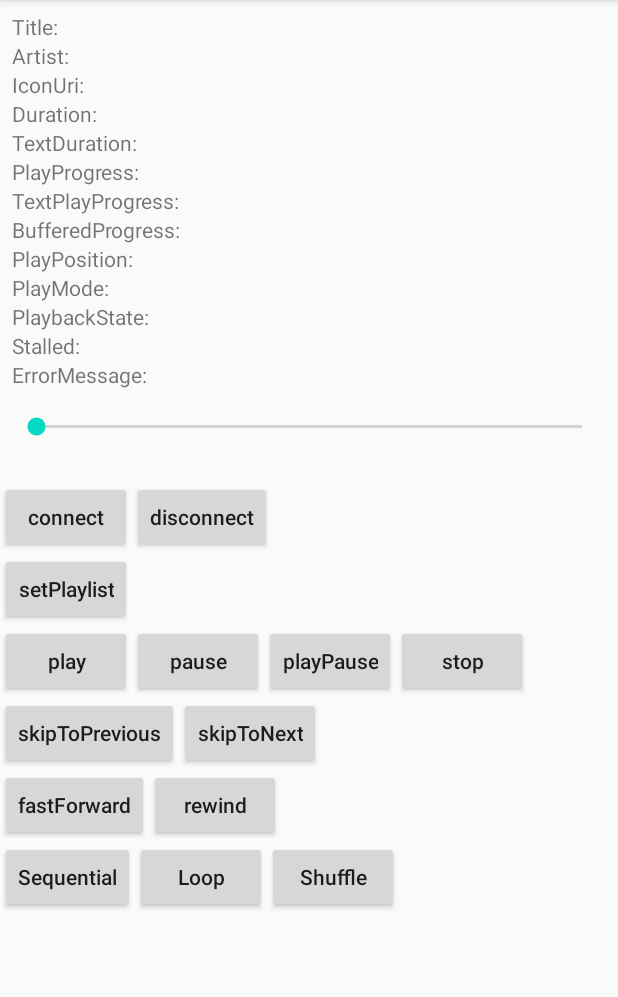
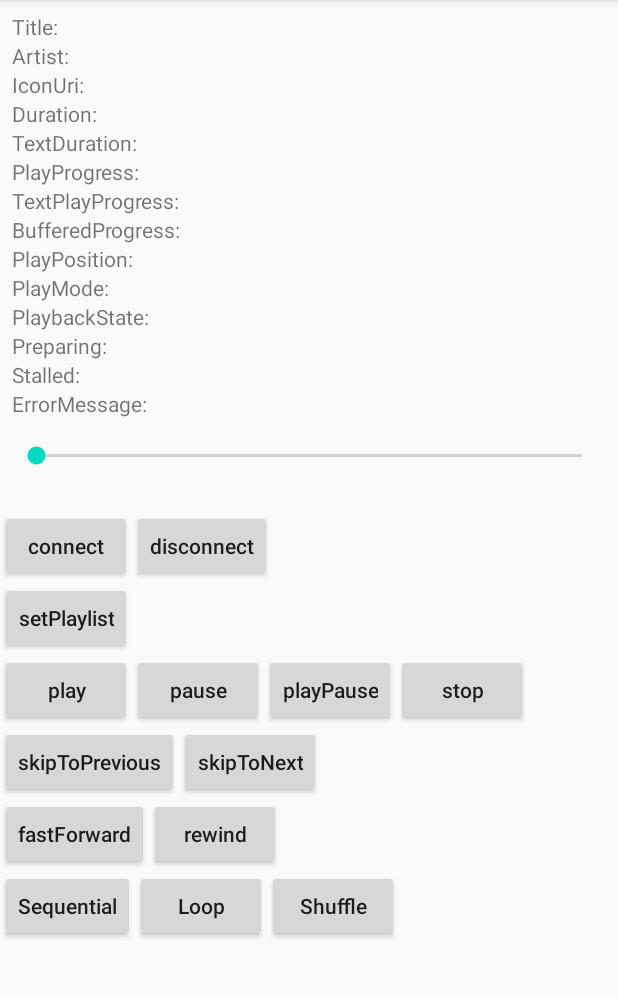
Before and after one commit to jrfeng/snow, an Android app: the screen it shows after launch (MainActivity), on a phone screen of 412 x 824 dp, the part 84-1081 px from its top. Run offline under Robolectric (Android 15) with nearby library versions, the light colour scheme and no system bars; our stand-ins replace RxJava, data binding; libraries missing offline, so code that uses them is left out: channel.helper, channel.helper.pipe; 24 statements that could not run were skipped.

Commit message:
update test

```diff
--- a/app/src/main/res/layout/activity_main.xml
+++ b/app/src/main/res/layout/activity_main.xml
@@ -157,6 +157,18 @@
                     <TextView
                         android:layout_column="1"
                         android:text="@{viewModel.playbackState.toString()}" />
+
+                </TableRow>
+
+                <TableRow>
+
+                    <TextView
+                        android:layout_column="0"
+                        android:text="Preparing:" />
+
+                    <TextView
+                        android:layout_column="1"
+                        android:text="@{String.valueOf(viewModel.preparing)}" />
 
                 </TableRow>
 
```
